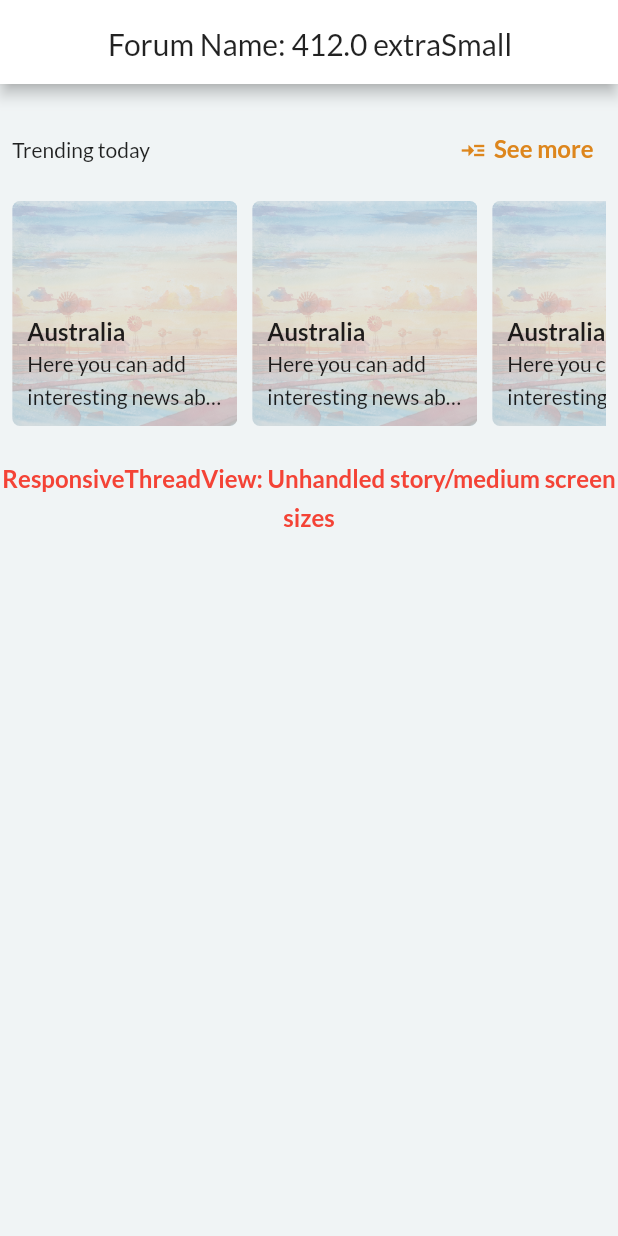
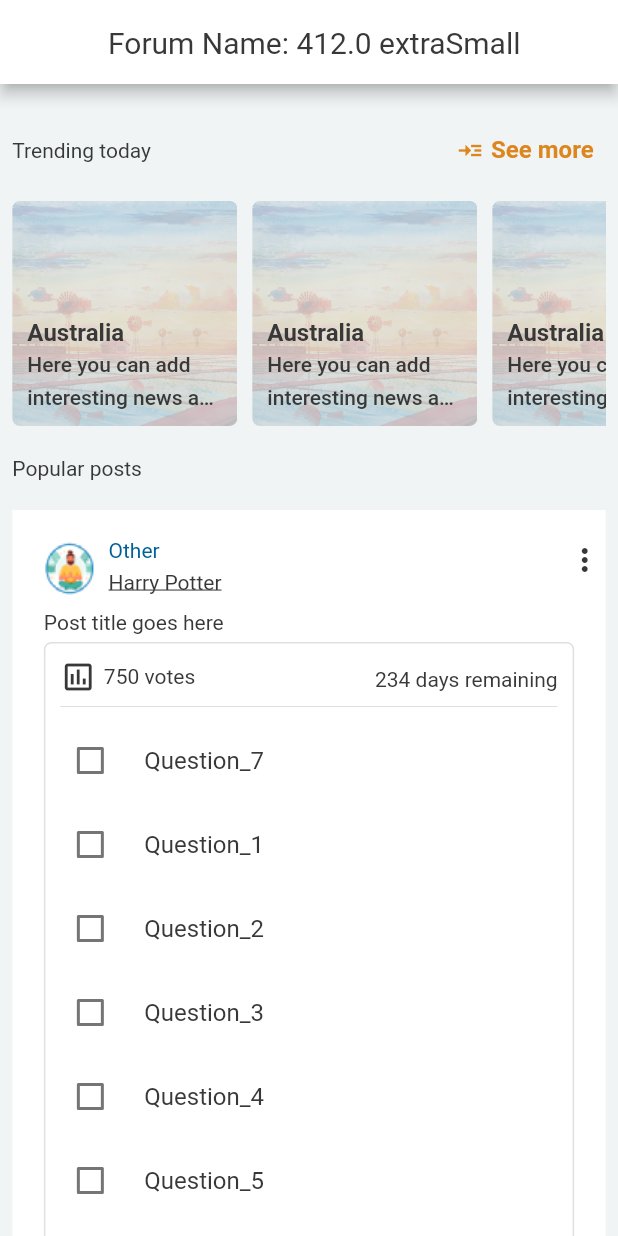
Before and after one commit to fatduckling/a-modern-forum-ui, a Flutter app: the screen it shows after launch, on a phone screen of 412 x 824 dp. Run offline on Flutter 3.47's test engine with Material 2 defaults, Android fonts, the phone set to English and light mode, and no system bars; our stand-ins replace charts_flutter, timeago; missing offline and left inert: flutter_dropzone, flutter_portal, flutter_quill, outline_search_bar; network calls fail; statements that could not run were skipped.

Commit message:
Updated buttons in mobile view

```diff
--- a/lib/main.dart
+++ b/lib/main.dart
@@ -37,6 +37,11 @@ class App extends StatelessWidget {
         dragDevices: {...PointerDeviceKind.values},
       ),
       theme: ThemeData(
+        textTheme: Theme.of(context).textTheme.apply(
+              bodyColor: AppColourTheme.defaultTextColour,
+              displayColor: AppColourTheme.defaultTextColour,
+            ),
+        iconTheme: IconThemeData(color: AppColourTheme.defaultTextColour),
         scaffoldBackgroundColor: AppColourTheme.neutralLight.w300,
         primaryColor: AppColourTheme.primary.normal,
         appBarTheme: const AppBarTheme(backgroundColor: AppColourTheme.light),
--- a/lib/themes/button_theme.dart
+++ b/lib/themes/button_theme.dart
@@ -5,7 +5,7 @@ import 'package:flutter/material.dart';
 /// Custom button themes
 class AppButtonTheme {
   /// Border radius
-  static double borderRadius = 20;
+  static const double borderRadius = 20;
 
   /// Normal button theme
   static ButtonStyle normalButtonTheme(BuildContext context) {
--- a/lib/themes/colour_theme.dart
+++ b/lib/themes/colour_theme.dart
@@ -20,6 +20,9 @@ class Palette {
 }
 
 class AppColourTheme {
+  /// Default text colour
+  static final Color defaultTextColour = neutralDark.w900;
+
   /// Primary colour theme
   static final Palette primary = Palette(
     w50: const Color(0xffB2E3FF),
--- a/lib/utils/responsive_display.dart
+++ b/lib/utils/responsive_display.dart
@@ -112,7 +112,8 @@ class ResponsiveDisplay {
   /// Get the height of a button based on its size
   static double getButtonHeight(final ScreenSize screenSize) {
     switch (screenSize) {
-      case ScreenSize.extraSmall: // TODO test me
+      case ScreenSize.extraSmall:
+        return 20;
       case ScreenSize.small:
         return 40;
       case ScreenSize.medium:
--- a/lib/widgets/buttons/plain_button.dart
+++ b/lib/widgets/buttons/plain_button.dart
@@ -1,4 +1,5 @@
 import 'package:a_modern_forum_project/themes/button_theme.dart';
+import 'package:a_modern_forum_project/themes/colour_theme.dart';
 import 'package:a_modern_forum_project/themes/text_theme.dart';
 import 'package:flutter/material.dart';
 
@@ -37,9 +38,9 @@ class PlainButton extends StatelessWidget {
           icon == null
               ? const SizedBox.shrink()
               : Icon(
-                  icon,
+            icon,
                   size: 18,
-                  color: colour,
+                  color: colour ?? AppColourTheme.defaultTextColour,
                 ),
           SizedBox(
             width: icon == null ? 0 : 5,
--- a/lib/widgets/featured_post/featured_post.dart
+++ b/lib/widgets/featured_post/featured_post.dart
@@ -76,7 +76,7 @@ class FeaturedPost extends StatelessWidget {
                           IconWithText(
                             icon: Icons.chat_bubble_outline,
                             text: "36",
-                            color: AppColourTheme.dark,
+                            colour: AppColourTheme.dark,
                           )
                         ],
                       )
--- a/lib/widgets/icon_with_text/icon_with_text.dart
+++ b/lib/widgets/icon_with_text/icon_with_text.dart
@@ -1,4 +1,3 @@
-import 'package:a_modern_forum_project/themes/colour_theme.dart';
 import 'package:a_modern_forum_project/themes/text_theme.dart';
 import 'package:flutter/material.dart';
 
@@ -14,14 +13,14 @@ class IconWithText extends StatelessWidget {
   final double iconSize;
 
   /// Icon and text colour
-  final Color? color;
+  final Color? colour;
 
   const IconWithText({
     Key? key,
     required this.icon,
     required this.text,
-    this.iconSize = 28,
-    this.color,
+    this.iconSize = 24,
+    this.colour,
   }) : super(key: key);
 
   @override
@@ -33,7 +32,7 @@ class IconWithText extends StatelessWidget {
       children: [
         Icon(
           icon,
-          color: color ?? AppColourTheme.primary.normal,
+          color: colour,
           size: iconSize,
         ),
         const SizedBox(
@@ -41,8 +40,8 @@ class IconWithText extends StatelessWidget {
         ),
         Text(
           text,
-          style: AppTextTheme.body1(context)?.merge(TextStyle(
-              height: 1, color: color ?? AppColourTheme.primary.normal)),
+          style: AppTextTheme.body2(context)
+              ?.merge(TextStyle(height: 1, color: colour)),
         ),
       ],
     );
--- a/lib/widgets/thread_view/responsive_thread_view.dart
+++ b/lib/widgets/thread_view/responsive_thread_view.dart
@@ -1,6 +1,7 @@
 import 'package:a_modern_forum_project/observers/screen_resize_observer.dart';
 import 'package:a_modern_forum_project/utils/responsive_display.dart';
 import 'package:a_modern_forum_project/widgets/thread_view/large/large_thread_view.dart';
+import 'package:a_modern_forum_project/widgets/thread_view/small/small_thread_view.dart';
 import 'package:a_modern_forum_project/widgets/unhandled_widget/unhandled_widget.dart';
 import 'package:flutter/material.dart';
 import 'package:provider/provider.dart';
@@ -13,8 +14,9 @@ class ResponsiveThreadView extends StatelessWidget {
     final ScreenSize screenSize =
         context.watch<ScreenResizeObserver>().screenSize;
     switch (screenSize) {
-      case ScreenSize.extraSmall: // TODO test me
+      case ScreenSize.extraSmall:
       case ScreenSize.small:
+        return SmallThreadView(screenSize);
       case ScreenSize.medium:
       return const UnhandledWidget("ResponsiveThreadView");
       case ScreenSize.large:
--- /dev/null
+++ b/lib/widgets/thread_view/small/small_thread_view.dart
@@ -0,0 +1,94 @@
+import 'package:a_modern_forum_project/models/thread/types/images_model.dart';
+import 'package:a_modern_forum_project/models/thread/types/poll_model.dart';
+import 'package:a_modern_forum_project/models/thread/types/text_model.dart';
+import 'package:a_modern_forum_project/themes/text_theme.dart';
+import 'package:a_modern_forum_project/utils/responsive_display.dart';
+import 'package:a_modern_forum_project/widgets/threads/template/responsive_thread_template.dart';
+import 'package:flutter/material.dart';
+
+/// Displays text posts for small devices
+class SmallThreadView extends StatelessWidget {
+  /// Device screen size
+  final ScreenSize screenSize;
+
+  const SmallThreadView(this.screenSize, {Key? key}) : super(key: key);
+
+  @override
+  Widget build(BuildContext context) {
+    final pageBoundsFlex = ResponsiveDisplay.getPageBoundsFlex(screenSize);
+    return Column(
+      mainAxisSize: MainAxisSize.min,
+      crossAxisAlignment: CrossAxisAlignment.start,
+      children: [
+        Row(
+          children: [
+            Spacer(
+              flex: pageBoundsFlex,
+            ),
+            Flexible(
+              flex: 100 - (pageBoundsFlex * 2),
+              child: Text(
+                "Popular posts",
+                style: AppTextTheme.body1(context)
+                    ?.merge(const TextStyle(fontWeight: FontWeight.bold)),
+              ),
+            ),
+            Spacer(
+              flex: pageBoundsFlex,
+            ),
+          ],
+        ),
+        const SizedBox(
+          height: 20,
+        ),
+        Row(
+          crossAxisAlignment: CrossAxisAlignment.start,
+          children: [
+            Spacer(
+              flex: pageBoundsFlex,
+            ),
+            Expanded(
+                flex: 100 - (pageBoundsFlex * 2),
+                child: ListView.builder(
+                    padding: EdgeInsets.zero,
+                    shrinkWrap: true,
+                    scrollDirection: Axis.vertical,
+                    physics: const NeverScrollableScrollPhysics(),
+                    itemCount: 10,
+                    itemBuilder: (buildContext, index) {
+                      if (index == 0) {
+                        return ResponsiveThreadTemplate(
+                            threadModel: PollModel(
+                                isCompact: true,
+                                pollingData: {
+                                  "Question_7": 34,
+                                  "Question_1": 22,
+                                  "Question_2": 42,
+                                  "Question_3": 32,
+                                  "Question_4": 62,
+                                  "Question_5": 52,
+                                  "Question_6": 12,
+                                },
+                                showingResults: false,
+                                allowMultipleAnswers: true));
+                      } else if (index % 5 != 0) {
+                        return ResponsiveThreadTemplate(
+                            threadModel: TextModel(
+                                isCompact: true, text: "Hello world" * 200));
+                      } else {
+                        return ResponsiveThreadTemplate(
+                          threadModel: ImagesModel(
+                              isCompact: true,
+                              images: ["https://i.imgur.com/zBovHrK.jpg"]),
+                        );
+                      }
+                    })),
+            Spacer(
+              flex: pageBoundsFlex,
+            )
+          ],
+        )
+      ],
+    );
+  }
+}
--- a/lib/widgets/threads/template/responsive_thread_template.dart
+++ b/lib/widgets/threads/template/responsive_thread_template.dart
@@ -6,6 +6,7 @@ import 'package:a_modern_forum_project/observers/screen_resize_observer.dart';
 import 'package:a_modern_forum_project/utils/responsive_display.dart';
 import 'package:a_modern_forum_project/widgets/text/error.dart';
 import 'package:a_modern_forum_project/widgets/threads/template/large/large_thread_template.dart';
+import 'package:a_modern_forum_project/widgets/threads/template/small/small_thread_template.dart';
 import 'package:a_modern_forum_project/widgets/threads/types/images_thread.dart';
 import 'package:a_modern_forum_project/widgets/threads/types/poll_thread.dart';
 import 'package:a_modern_forum_project/widgets/threads/types/text_thread.dart';
@@ -26,8 +27,9 @@ class ResponsiveThreadTemplate extends StatelessWidget {
     final ScreenSize screenSize =
         context.watch<ScreenResizeObserver>().screenSize;
     switch (screenSize) {
-      case ScreenSize.extraSmall: // TODO test me
+      case ScreenSize.extraSmall:
       case ScreenSize.small:
+        return SmallThreadTemplate(threadModel);
       case ScreenSize.medium:
       return const UnhandledWidget("ResponsiveThreadTemplate");
       case ScreenSize.large:
--- /dev/null
+++ b/lib/widgets/threads/template/small/small_thread_template.dart
@@ -0,0 +1,162 @@
+import 'package:a_modern_forum_project/models/thread/thread_model.dart';
+import 'package:a_modern_forum_project/routes/view_post.dart';
+import 'package:a_modern_forum_project/themes/colour_theme.dart';
+import 'package:a_modern_forum_project/themes/text_theme.dart';
+import 'package:a_modern_forum_project/utils/responsive_display.dart';
+import 'package:a_modern_forum_project/widgets/buttons/normal_button.dart';
+import 'package:a_modern_forum_project/widgets/icon_with_text/icon_with_text.dart';
+import 'package:a_modern_forum_project/widgets/threads/template/responsive_thread_template.dart';
+import 'package:a_modern_forum_project/widgets/up_down_votes/up_down_votes.dart';
+import 'package:flutter/material.dart';
+
+/// Template for displaying threads on small devices
+class SmallThreadTemplate extends StatefulWidget {
+  /// Thread model holds the information of the thread
+  final ThreadModel threadModel;
+
+  const SmallThreadTemplate(this.threadModel, {Key? key}) : super(key: key);
+
+  @override
+  State<StatefulWidget> createState() => _SmallThreadTemplate();
+}
+
+class _SmallThreadTemplate extends State<SmallThreadTemplate> {
+  /// If the mouse is hovering over the container
+  bool isHovered = false;
+
+  @override
+  Widget build(BuildContext context) {
+    return Column(
+      children: [
+        InkWell(
+          hoverColor: Colors.transparent,
+          onHover: (_isHovered) {
+            setState(() {
+              isHovered = _isHovered;
+            });
+          },
+          onTap: widget.threadModel.isCompact
+              ? () {
+                  Navigator.push(
+                    context,
+                    MaterialPageRoute(builder: (context) {
+                      widget.threadModel.isCompact = false;
+                      return ViewPostRoute(ResponsiveThreadTemplate(
+                          threadModel: widget.threadModel));
+                    }),
+                  );
+                }
+              : null,
+          child: Ink(
+            decoration: BoxDecoration(
+              color: AppColourTheme.light,
+              border: Border.all(
+                  color: isHovered ? Colors.black26 : AppColourTheme.light),
+            ),
+            padding: const EdgeInsets.all(20),
+            child: Column(
+                mainAxisSize: MainAxisSize.min,
+                crossAxisAlignment: CrossAxisAlignment.start,
+                children: [
+                  // first row: shows user icon, subforum name, username, timestamp and save icon
+                  Table(columnWidths: const {
+                    0: FlexColumnWidth(12),
+                    1: FlexColumnWidth(85),
+                    2: FixedColumnWidth(5)
+                  }, children: [
+                    TableRow(children: [
+                      TableCell(
+                          verticalAlignment: TableCellVerticalAlignment.fill,
+                          child: Container(
+                            alignment: Alignment.centerLeft,
+                            child: Image.asset("assets/images/avatar.png"),
+                          )),
+                      Column(
+                        crossAxisAlignment: CrossAxisAlignment.stretch,
+                        children: [
+                          Text("Other",
+                              maxLines: 1,
+                              softWrap: true,
+                              overflow: TextOverflow.ellipsis,
+                              style: AppTextTheme.body3(context)?.merge(
+                                  TextStyle(
+                                      height: 1,
+                                      color: AppColourTheme.primary.w900))),
+                          Text("Harry Potter",
+                              maxLines: 1,
+                              softWrap: true,
+                              overflow: TextOverflow.ellipsis,
+                              style: AppTextTheme.body3(context)?.merge(
+                                  const TextStyle(
+                                      decoration: TextDecoration.underline)))
+                        ],
+                      ),
+                      const Icon(Icons.more_vert_outlined),
+                    ]),
+                  ]),
+                  const SizedBox(
+                    height: 10,
+                  ),
+                  // second row: shows the post title and flair
+                  Flexible(
+                      child: Text(
+                    "Post title goes here",
+                    style: AppTextTheme.body1(context)
+                        ?.merge(const TextStyle(fontWeight: FontWeight.bold)),
+                  )),
+                  const SizedBox(
+                    height: 5,
+                  ),
+                  // third row: thread body
+                  ResponsiveThreadTemplate.buildThreadBody(widget.threadModel),
+                  // fourth row: shows flair and timestamp
+                  const SizedBox(
+                    height: 10,
+                  ),
+                  Row(
+                      mainAxisAlignment: MainAxisAlignment.spaceBetween,
+                      children: [
+                        Expanded(
+                            child: NormalButton(
+                          size: ScreenSize.extraSmall,
+                          text: "no politics",
+                          borderRadius: 0,
+                          backgroundColour: AppColourTheme.neutralLight.w900,
+                          onTap: () {},
+                        )),
+                        const SizedBox(
+                          width: 5,
+                        ),
+                        IconWithText(
+                          icon: Icons.access_time_outlined,
+                          text: "3h",
+                          iconSize: 16,
+                          colour: AppColourTheme.neutralDark.normal,
+                        ),
+                      ]),
+                  // fifth row: shows up/down votes, comment count, share and save buttons
+                  const SizedBox(
+                    height: 10,
+                  ),
+                  Row(
+                    mainAxisAlignment: MainAxisAlignment.spaceBetween,
+                    crossAxisAlignment: CrossAxisAlignment.center,
+                    children: const [
+                      IconWithText(
+                          icon: Icons.mode_comment_outlined, text: "37"),
+                      IconWithText(
+                          icon: Icons.bookmark_add_outlined, text: "Save"),
+                      IconWithText(icon: Icons.share_outlined, text: "Share"),
+                      UpDownVotes(),
+                    ],
+                  ),
+                ]),
+          ),
+        ),
+        const SizedBox(
+          height: 10,
+        )
+      ],
+    );
+  }
+}
```
Also changed, not shown: lib/widgets/buttons/normal_button.dart (+18 -8 lines), lib/widgets/threads/types/images_thread.dart (+3 -4 lines), lib/widgets/up_down_votes/up_down_votes.dart (+38 -30 lines).
